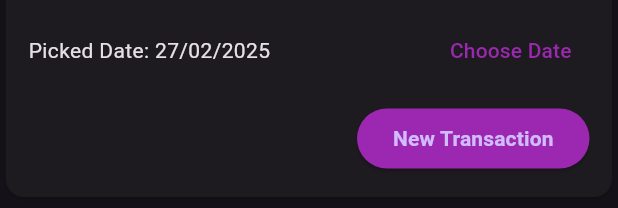
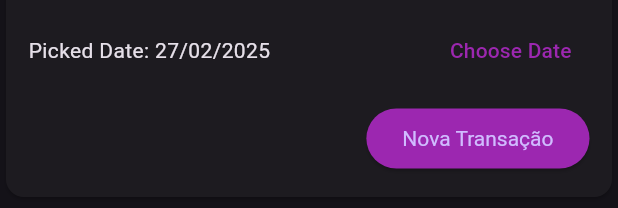
Before and after one commit to Marlos001/Expenses-app-Flutter, a Flutter app: the TransactionForm widget shown alone on an empty page, opened directly with empty values, on a phone screen of 412 x 824 dp. Shown: the part 199-407 px from the top of the screen. Run offline on Flutter 3.47's test engine with Material 3 defaults, Android fonts, the phone set to English and light mode, and no system bars.

Commit message:
feat: Adaptive Button IOS / Android

```diff
--- /dev/null
+++ b/lib/components/adaptiveButton.dart
@@ -0,0 +1,36 @@
+import 'package:flutter/cupertino.dart';
+import 'package:flutter/material.dart';
+import 'dart:io';
+
+class adaptiveButton extends StatelessWidget {
+  final String label;
+  final VoidCallback onPressed;
+
+  adaptiveButton({
+    super.key,
+    required this.label,
+    required this.onPressed,
+  });
+
+  @override
+  Widget build(BuildContext context) {
+    return Platform.isIOS
+        ? CupertinoButton(
+            child: Text(label),
+            onPressed: onPressed,
+            color: Colors.purple,
+            padding: const EdgeInsets.symmetric(
+              horizontal: 20,
+            ),
+          )
+        : ElevatedButton(
+            style: ButtonStyle(
+                backgroundColor: WidgetStateProperty.all(Colors.purple),
+                textStyle: WidgetStateProperty.all(const TextStyle(
+                  color: Colors.white,
+                ))),
+            child: Text(label),
+            onPressed: onPressed,
+          );
+  }
+}
--- a/lib/components/transaction_form.dart
+++ b/lib/components/transaction_form.dart
@@ -1,3 +1,4 @@
+import 'package:expenses/components/adaptiveButton.dart';
 import 'package:flutter/material.dart';
 import 'package:intl/intl.dart';
 
@@ -88,17 +89,9 @@ class _TransactionFormState extends State<TransactionForm> {
               Row(
                 mainAxisAlignment: MainAxisAlignment.end,
                 children: [
-                  ElevatedButton(
+                  adaptiveButton(
+                    label: 'Nova Transação',
                     onPressed: _submitForm,
-                    style: ElevatedButton.styleFrom(
-                      backgroundColor: Colors.purple,
-                    ),
-                    child: Text(
-                      'New Transaction',
-                      style: TextStyle(
-                        fontWeight: FontWeight.bold,
-                      ),
-                    ),
                   ),
                 ],
               )
```
Also changed, not shown: lib/main.dart (+28 -26 lines).
